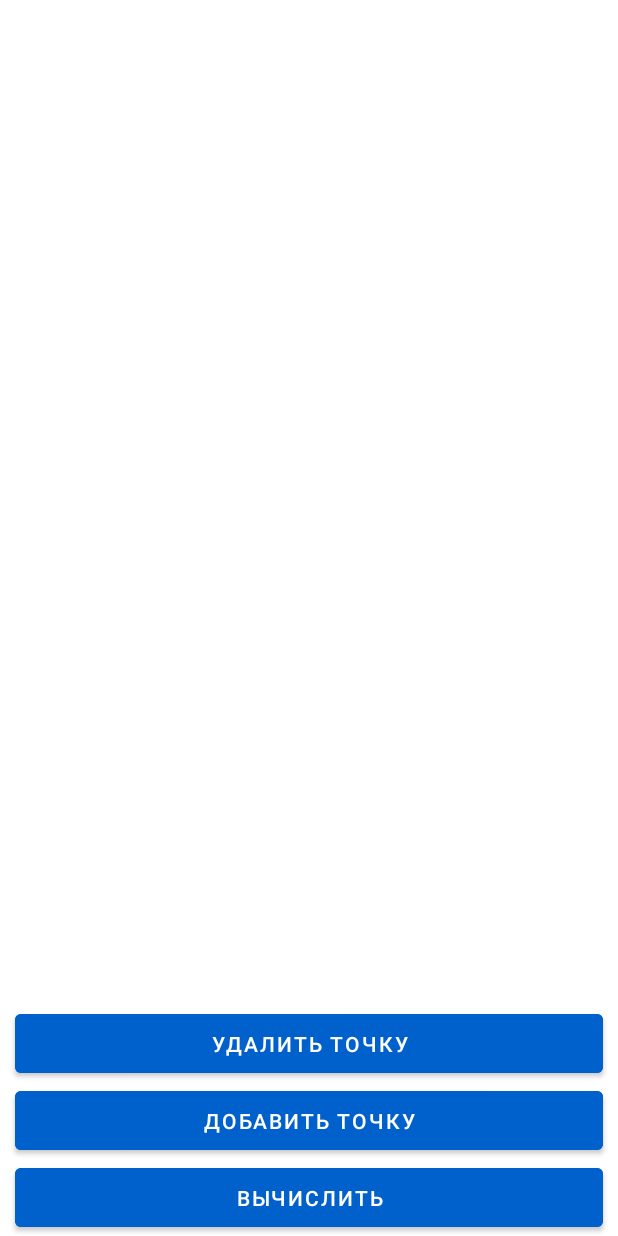
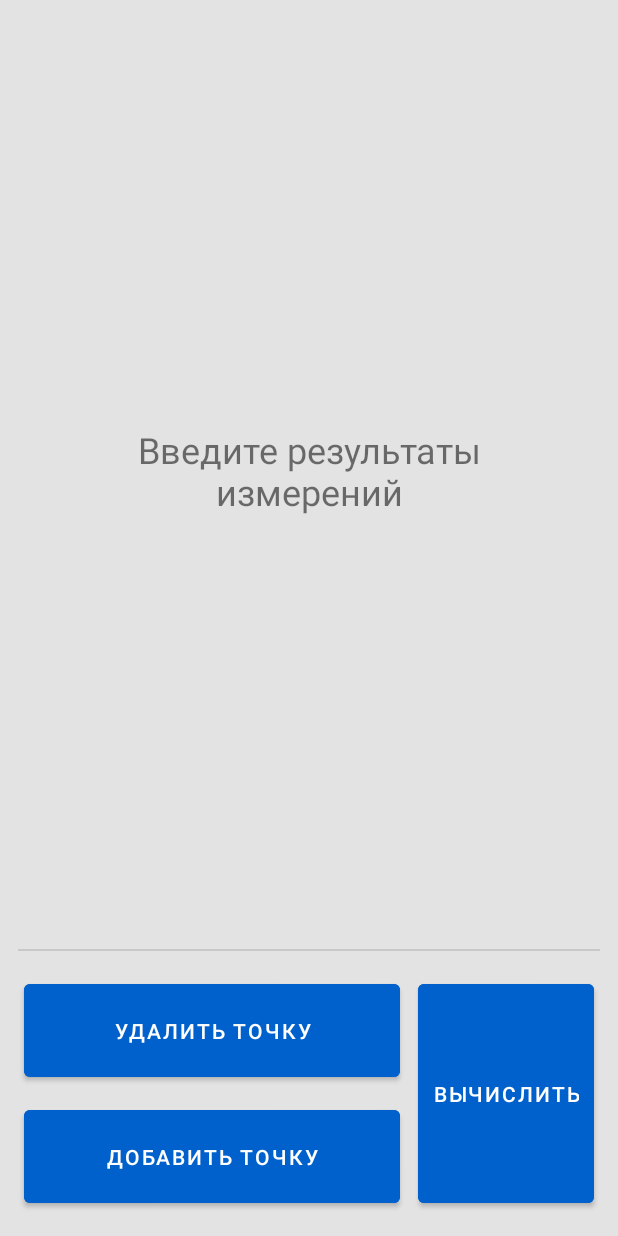
Before and after one commit to ShuhMen/GraphMath, an Android app: the screen it shows after launch (MainActivity), on a phone screen of 412 x 824 dp. Run offline under Robolectric (Android 15) with nearby library versions, the phone set to English and light mode, and no system bars.

Commit message:
Изменено расположение кнопок, добавлен контрольза наличием записей измерение в ValueList.data. Обновлены библиотеки.

```diff
--- a/app/src/main/java/com/maximshuhman/LSM/MainActivity.kt
+++ b/app/src/main/java/com/maximshuhman/LSM/MainActivity.kt
@@ -2,7 +2,10 @@ package com.maximshuhman.LSM
 
 import android.content.res.ColorStateList
 import android.os.Bundle
-import android.view.*
+import android.view.Gravity
+import android.view.LayoutInflater
+import android.view.View
+import android.view.ViewGroup
 import android.widget.Button
 import android.widget.TextView
 import android.widget.Toast
@@ -17,18 +20,19 @@ class MainActivity : AppCompatActivity() {
     lateinit var CalcButton: Button
     lateinit var AddValue: Button
     lateinit var DelButton: Button
+    lateinit var EmptyText: TextView
+
 
     var mode: Boolean = false
 
-    override fun onCreateOptionsMenu(menu: Menu): Boolean {
-        val inflater = menuInflater
-        inflater.inflate(R.menu.bottom_menu, menu)
-        return true
-    }
+
+
 
     override fun onWindowFocusChanged(hasFocus: Boolean) {
         super.onWindowFocusChanged(hasFocus)
             updateUI(ValueList.data)
+
+
     }
 
     override fun onCreate(savedInstanceState: Bundle?) {
@@ -45,16 +49,18 @@ class MainActivity : AppCompatActivity() {
         ValuesRecyclerView.layoutManager = LinearLayoutManager(this)
 
         CalcButton.setOnClickListener{
+
+            if(ValueList.data.size != 0) {
                 var sx = 0.0
                 var sx2 = 0.0
 
                 var sy = 0.0
-            var sy2= 0.0
+                var sy2 = 0.0
 
                 var spr = 0.0
 
 
-            for(i in 0 until ValueList.data.size) {
+                for (i in 0 until ValueList.data.size) {
                     sx += ValueList.data[i].first
                     sy += ValueList.data[i].second
 
@@ -63,30 +69,39 @@ class MainActivity : AppCompatActivity() {
 
                     spr += ValueList.data[i].first * ValueList.data[i].second
                 }
-                val dx = sx/ ValueList.data.size
-                val dy = sy/ ValueList.data.size
+                val dx = sx / ValueList.data.size
+                val dy = sy / ValueList.data.size
 
-                val Sx2 = sx2/ ValueList.data.size - (sx/ ValueList.data.size)*(sx/ ValueList.data.size)
-                val Sy2 = sy2/ ValueList.data.size - (sy/ ValueList.data.size)*(sy/ ValueList.data.size)
-                val Rxy = spr/ValueList.data.size - dx*dy
+                val Sx2 =
+                    sx2 / ValueList.data.size - (sx / ValueList.data.size) * (sx / ValueList.data.size)
+                val Sy2 =
+                    sy2 / ValueList.data.size - (sy / ValueList.data.size) * (sy / ValueList.data.size)
+                val Rxy = spr / ValueList.data.size - dx * dy
 
-                val a = Rxy/Sx2
-                val b = (sy- a*sx)/ValueList.data.size
+                val a = Rxy / Sx2
+                val b = (sy - a * sx) / ValueList.data.size
 
-                val da = 2*sqrt((1 /(1.0* (ValueList.data.size - 2))) * ((Sy2 / Sx2) - a*a))
-                val db = da * sqrt (sx2 / (1.0 *ValueList.data.size))
+                val da = 2 * sqrt((1 / (1.0 * (ValueList.data.size - 2))) * ((Sy2 / Sx2) - a * a))
+                val db = da * sqrt(sx2 / (1.0 * ValueList.data.size))
 
                 val dialog = ResDialog.newInstance(
-                if(!a.isNaN())   a   else 0.0,
-                if(!b.isNaN())   b   else 0.0,
-                if(!Rxy.isNaN()) Rxy else 0.0,
-                if(!da.isNaN())  da  else 0.0,
-                if(!db.isNaN())  db  else 0.0,
-                if(!Sx2.isNaN()) Sx2 else 0.0,
-                if(!Sy2.isNaN()) Sy2 else 0.0)
+                    if (!a.isNaN()) a else 0.0,
+                    if (!b.isNaN()) b else 0.0,
+                    if (!Rxy.isNaN()) Rxy else 0.0,
+                    if (!da.isNaN()) da else 0.0,
+                    if (!db.isNaN()) db else 0.0,
+                    if (!Sx2.isNaN()) Sx2 else 0.0,
+                    if (!Sy2.isNaN()) Sy2 else 0.0
+                )
 
                 dialog.show(this.supportFragmentManager, "ADD_OG")
-
+            }else
+            {
+                val toast = Toast(applicationContext)
+                toast.setText( "Введите данные")
+                toast.setGravity(Gravity.TOP, 0, 0)
+                toast.show()
+            }
         }
 
         AddValue.setOnClickListener {
@@ -123,6 +138,13 @@ class MainActivity : AppCompatActivity() {
 
     fun updateUI(data:ArrayList<Pair<Double, Double>>){
         ValuesRecyclerView.adapter = ValuesAdapter(data)
+        EmptyText = findViewById(R.id.empty_text)
+        if(ValueList.data.size != 0) {
+            EmptyText.visibility = View.GONE
+        }
+        else{
+            EmptyText.visibility = View.VISIBLE
+        }
     }
 
 
--- /dev/null
+++ b/app/src/main/res/drawable/ic_settings.xml
@@ -0,0 +1,5 @@
+<vector android:height="24dp" android:tint="#FFFFFF"
+    android:viewportHeight="24" android:viewportWidth="24"
+    android:width="24dp" xmlns:android="http://schemas.android.com/apk/res/android">
+    <path android:fillColor="@android:color/white" android:pathData="M19.14,12.94c0.04,-0.3 0.06,-0.61 0.06,-0.94c0,-0.32 -0.02,-0.64 -0.07,-0.94l2.03,-1.58c0.18,-0.14 0.23,-0.41 0.12,-0.61l-1.92,-3.32c-0.12,-0.22 -0.37,-0.29 -0.59,-0.22l-2.39,0.96c-0.5,-0.38 -1.03,-0.7 -1.62,-0.94L14.4,2.81c-0.04,-0.24 -0.24,-0.41 -0.48,-0.41h-3.84c-0.24,0 -0.43,0.17 -0.47,0.41L9.25,5.35C8.66,5.59 8.12,5.92 7.63,6.29L5.24,5.33c-0.22,-0.08 -0.47,0 -0.59,0.22L2.74,8.87C2.62,9.08 2.66,9.34 2.86,9.48l2.03,1.58C4.84,11.36 4.8,11.69 4.8,12s0.02,0.64 0.07,0.94l-2.03,1.58c-0.18,0.14 -0.23,0.41 -0.12,0.61l1.92,3.32c0.12,0.22 0.37,0.29 0.59,0.22l2.39,-0.96c0.5,0.38 1.03,0.7 1.62,0.94l0.36,2.54c0.05,0.24 0.24,0.41 0.48,0.41h3.84c0.24,0 0.44,-0.17 0.47,-0.41l0.36,-2.54c0.59,-0.24 1.13,-0.56 1.62,-0.94l2.39,0.96c0.22,0.08 0.47,0 0.59,-0.22l1.92,-3.32c0.12,-0.22 0.07,-0.47 -0.12,-0.61L19.14,12.94zM12,15.6c-1.98,0 -3.6,-1.62 -3.6,-3.6s1.62,-3.6 3.6,-3.6s3.6,1.62 3.6,3.6S13.98,15.6 12,15.6z"/>
+</vector>
--- a/app/src/main/res/layout-night/activity_main.xml
+++ b/app/src/main/res/layout-night/activity_main.xml
@@ -10,56 +10,84 @@
     <Button
         android:id="@+id/calc_button"
         android:layout_width="0dp"
-        android:layout_height="wrap_content"
-        android:layout_marginStart="10dp"
-        android:layout_marginEnd="10dp"
+        android:layout_height="158dp"
+        android:layout_marginEnd="16dp"
+        android:layout_marginBottom="16dp"
         android:backgroundTint="@color/blue"
         android:padding="10dp"
         android:text="@string/calculate"
         android:textColor="@android:color/background_light"
         app:layout_constraintBottom_toBottomOf="parent"
-        app:layout_constraintEnd_toEndOf="parent"
-        app:layout_constraintHorizontal_bias="1.0"
-        app:layout_constraintStart_toStartOf="parent" />
+        app:layout_constraintEnd_toEndOf="parent" />
 
     <androidx.recyclerview.widget.RecyclerView
         android:id="@+id/val_recycler_view"
         android:layout_width="0dp"
         android:layout_height="0dp"
         android:padding="10dp"
-        app:layout_constraintBottom_toTopOf="@+id/del_button"
+        app:layout_constraintBottom_toTopOf="@+id/divider4"
         app:layout_constraintEnd_toEndOf="parent"
         app:layout_constraintHorizontal_bias="0.0"
         app:layout_constraintStart_toStartOf="parent"
-        app:layout_constraintTop_toTopOf="parent" />
+        app:layout_constraintTop_toTopOf="parent"
+        app:layout_constraintVertical_bias="0.0" />
 
     <Button
         android:id="@+id/add_value"
         android:layout_width="0dp"
-        android:layout_height="wrap_content"
-        android:layout_marginStart="10dp"
-        android:layout_marginEnd="10dp"
+        android:layout_height="74dp"
+        android:layout_marginStart="16dp"
+        android:layout_marginEnd="12dp"
+        android:layout_marginBottom="16dp"
         android:backgroundTint="@color/blue"
         android:padding="10dp"
         android:text="@string/add_value"
         android:textColor="@android:color/background_light"
-        app:layout_constraintBottom_toTopOf="@+id/calc_button"
-        app:layout_constraintEnd_toEndOf="parent"
+        app:layout_constraintBottom_toBottomOf="parent"
+        app:layout_constraintEnd_toStartOf="@+id/calc_button"
         app:layout_constraintStart_toStartOf="parent" />
 
     <Button
         android:id="@+id/del_button"
         android:layout_width="0dp"
-        android:layout_height="wrap_content"
-        android:layout_marginStart="10dp"
-        android:layout_marginEnd="10dp"
+        android:layout_height="74dp"
+        android:layout_marginStart="16dp"
+        android:layout_marginEnd="12dp"
+        android:layout_marginBottom="10dp"
         android:backgroundTint="@color/blue"
         android:padding="10dp"
         android:text="@string/delete_value"
         android:textColor="@android:color/background_light"
         app:layout_constraintBottom_toTopOf="@+id/add_value"
+        app:layout_constraintEnd_toStartOf="@+id/calc_button"
+        app:layout_constraintStart_toStartOf="parent" />
+
+    <View
+        android:id="@+id/divider4"
+        android:layout_width="0dp"
+        android:layout_height="1dp"
+        android:layout_marginStart="12dp"
+        android:layout_marginEnd="12dp"
+        android:layout_marginBottom="16dp"
+        android:background="?android:attr/listDivider"
+        app:layout_constraintBottom_toTopOf="@+id/calc_button"
         app:layout_constraintEnd_toEndOf="parent"
-        app:layout_constraintStart_toStartOf="parent"
-        app:layout_constraintTop_toBottomOf="@+id/val_recycler_view" />
+        app:layout_constraintStart_toStartOf="parent" />
+
+    <TextView
+        android:id="@+id/empty_text"
+        android:layout_width="0dp"
+        android:layout_height="wrap_content"
+        android:layout_marginStart="32dp"
+        android:layout_marginEnd="32dp"
+        android:layout_marginBottom="5dp"
+        android:text="@string/empty_list"
+        android:textAlignment="center"
+        android:textColor="@color/light_grey"
+        android:textSize="24sp"
+        app:layout_constraintBottom_toBottomOf="@+id/val_recycler_view"
+        app:layout_constraintEnd_toEndOf="@+id/val_recycler_view"
+        app:layout_constraintStart_toStartOf="@+id/val_recycler_view"
+        app:layout_constraintTop_toTopOf="parent" />
 
 </androidx.constraintlayout.widget.ConstraintLayout>
--- a/app/src/main/res/layout/activity_main.xml
+++ b/app/src/main/res/layout/activity_main.xml
@@ -4,61 +4,87 @@
     xmlns:tools="http://schemas.android.com/tools"
     android:layout_width="match_parent"
     android:layout_height="match_parent"
+    android:background="@color/light_grey"
     tools:context=".MainActivity">
+
+    <TextView
+        android:id="@+id/empty_text"
+        android:layout_width="0dp"
+        android:layout_height="wrap_content"
+        android:layout_marginStart="32dp"
+        android:layout_marginEnd="32dp"
+        android:layout_marginBottom="5dp"
+        android:text="@string/empty_list"
+        android:textAlignment="center"
+        android:textSize="24sp"
+        app:layout_constraintBottom_toBottomOf="@+id/val_recycler_view"
+        app:layout_constraintEnd_toEndOf="@+id/val_recycler_view"
+        app:layout_constraintStart_toStartOf="@+id/val_recycler_view"
+        app:layout_constraintTop_toTopOf="parent" />
 
     <Button
         android:id="@+id/calc_button"
         android:layout_width="0dp"
-        android:layout_height="wrap_content"
-        android:layout_marginStart="10dp"
-        android:layout_marginEnd="10dp"
+        android:layout_height="158dp"
+        android:layout_marginEnd="16dp"
+        android:layout_marginBottom="16dp"
         android:backgroundTint="@color/blue"
         android:padding="10dp"
         android:text="@string/calculate"
-        android:textColor="#FFFFFF"
+        android:textColor="@android:color/background_light"
         app:layout_constraintBottom_toBottomOf="parent"
-        app:layout_constraintEnd_toEndOf="parent"
-        app:layout_constraintHorizontal_bias="1.0"
-        app:layout_constraintStart_toStartOf="parent" />
+        app:layout_constraintEnd_toEndOf="parent" />
 
     <androidx.recyclerview.widget.RecyclerView
         android:id="@+id/val_recycler_view"
         android:layout_width="0dp"
         android:layout_height="0dp"
         android:padding="10dp"
-        app:layout_constraintBottom_toTopOf="@+id/del_button"
+        app:layout_constraintBottom_toTopOf="@+id/divider4"
         app:layout_constraintEnd_toEndOf="parent"
-        app:layout_constraintHorizontal_bias="0.0"
         app:layout_constraintStart_toStartOf="parent"
         app:layout_constraintTop_toTopOf="parent" />
 
     <Button
         android:id="@+id/add_value"
         android:layout_width="0dp"
-        android:layout_height="wrap_content"
-        android:layout_marginStart="10dp"
-        android:layout_marginEnd="10dp"
+        android:layout_height="74dp"
+        android:layout_marginStart="16dp"
+        android:layout_marginEnd="12dp"
+        android:layout_marginBottom="16dp"
         android:backgroundTint="@color/blue"
         android:padding="10dp"
         android:text="@string/add_value"
-        android:textColor="#FFFFFF"
-        app:layout_constraintBottom_toTopOf="@+id/calc_button"
-        app:layout_constraintEnd_toEndOf="parent"
+        android:textColor="@android:color/background_light"
+        app:layout_constraintBottom_toBottomOf="parent"
+        app:layout_constraintEnd_toStartOf="@+id/calc_button"
         app:layout_constraintStart_toStartOf="parent" />
 
     <Button
         android:id="@+id/del_button"
         android:layout_width="0dp"
-        android:layout_height="wrap_content"
-        android:layout_marginStart="10dp"
-        android:layout_marginEnd="10dp"
+        android:layout_height="74dp"
+        android:layout_marginStart="16dp"
+        android:layout_marginEnd="12dp"
+        android:layout_marginBottom="10dp"
         android:backgroundTint="@color/blue"
         android:padding="10dp"
         android:text="@string/delete_value"
-        android:textColor="#FFFFFF"
+        android:textColor="@android:color/background_light"
         app:layout_constraintBottom_toTopOf="@+id/add_value"
+        app:layout_constraintEnd_toStartOf="@+id/calc_button"
+        app:layout_constraintStart_toStartOf="parent" />
+
+    <View
+        android:id="@+id/divider4"
+        android:layout_width="0dp"
+        android:layout_height="1dp"
+        android:layout_marginStart="12dp"
+        android:layout_marginEnd="12dp"
+        android:layout_marginBottom="16dp"
+        android:background="?android:attr/listDivider"
+        app:layout_constraintBottom_toTopOf="@+id/calc_button"
         app:layout_constraintEnd_toEndOf="parent"
-        app:layout_constraintStart_toStartOf="parent"
-        app:layout_constraintTop_toBottomOf="@+id/val_recycler_view" />
+        app:layout_constraintStart_toStartOf="parent" />
 
 </androidx.constraintlayout.widget.ConstraintLayout>
--- a/app/src/main/res/values/strings.xml
+++ b/app/src/main/res/values/strings.xml
@@ -15,4 +15,8 @@
     <string name="res_rxy">Rxy = </string>
     <string name="res_sx2">Sx2 = </string>
     <string name="res_sy2">Sy2 = </string>
+    <string name="settings">Настройки</string>
+    <string name= "empty_list">Введите результаты измерений</string>
+    <!-- TODO: Remove or change this placeholder text -->
+    <string name="hello_blank_fragment">Hello blank fragment</string>
 </resources>
--- a/build.gradle
+++ b/build.gradle
@@ -5,8 +5,8 @@ buildscript {
         mavenCentral()
     }
     dependencies {
-        classpath "com.android.tools.build:gradle:7.0.2"
-        classpath 'org.jetbrains.kotlin:kotlin-gradle-plugin:1.5.31'
+        classpath 'com.android.tools.build:gradle:7.0.3'
+        classpath 'org.jetbrains.kotlin:kotlin-gradle-plugin:1.6.0'
 
         // NOTE: Do not place your application dependencies here; they belong
         // in the individual module build.gradle files
```
Also changed, not shown: app/build.gradle (+12 -11 lines), app/src/main/java/com/maximshuhman/LSM/SettingsFragment.kt (added, +59 -0 lines), app/src/main/res/layout/fragment_settings.xml (added, +14 -0 lines), app/src/main/res/menu/app_bar_menu.xml (added, +10 -0 lines). Lines whose indentation alone changed are shown as unchanged.
